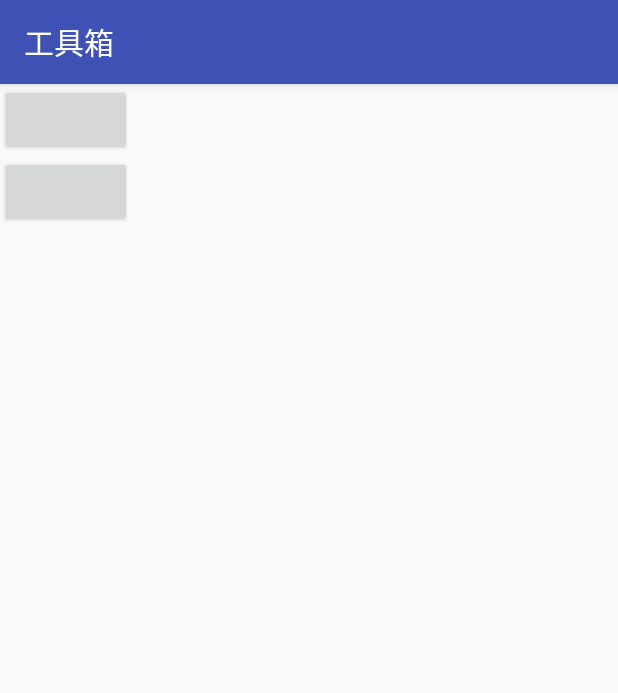
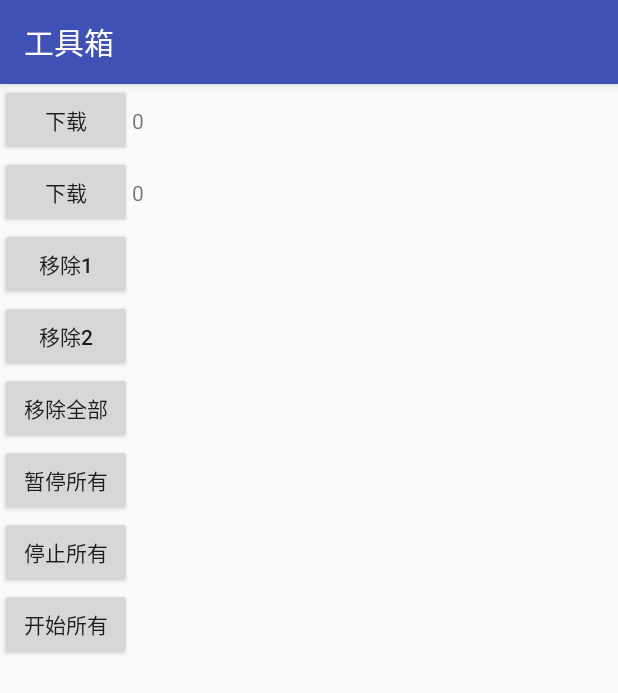
Before and after one commit to mazdac/MyTool, an Android app: the screen it shows after launch (DownActivity), after a tap on "DOWN", on a phone screen of 412 x 824 dp. Shown: the top 693 px of the screen. Run offline under Robolectric (Android 15) with nearby library versions, the phone set to English and light mode, and no system bars; libraries missing offline, so code that uses them is left out: com.google.android.exoplayer.

Commit message:
download  添加 管理  暂停/开始/添加/获取/删除/

```diff
--- a/app/src/main/res/layout/activity_down.xml
+++ b/app/src/main/res/layout/activity_down.xml
@@ -15,7 +15,8 @@
             android:id="@+id/button1"
             android:layout_width="wrap_content"
             android:layout_height="wrap_content"
-            android:onClick="onClick" />
+            android:onClick="onClick"
+            android:text="下载" />
 
         <TextView
             android:id="@+id/text1"
@@ -31,7 +32,8 @@
             android:id="@+id/button2"
             android:layout_width="wrap_content"
             android:layout_height="wrap_content"
-            android:onClick="onClick" />
+            android:onClick="onClick"
+            android:text="下载" />
 
         <TextView
             android:id="@+id/text2"
@@ -39,4 +41,47 @@
             android:layout_height="wrap_content" />
     </LinearLayout>
 
+    <Button
+        android:id="@+id/remove1"
+        android:layout_width="wrap_content"
+        android:layout_height="wrap_content"
+        android:onClick="handle"
+        android:text="移除1" />
+
+    <Button
+        android:id="@+id/remove2"
+        android:layout_width="wrap_content"
+        android:layout_height="wrap_content"
+        android:onClick="handle"
+        android:text="移除2" />
+
+    <Button
+        android:id="@+id/removeall"
+        android:layout_width="wrap_content"
+        android:layout_height="wrap_content"
+        android:onClick="handle"
+        android:text="移除全部" />
+
+    <Button
+        android:id="@+id/pauseall"
+        android:layout_width="wrap_content"
+        android:layout_height="wrap_content"
+        android:onClick="handle"
+        android:text="暂停所有" />
+
+    <Button
+        android:id="@+id/stopall"
+        android:layout_width="wrap_content"
+        android:layout_height="wrap_content"
+        android:onClick="handle"
+        android:text="停止所有" />
+
+    <Button
+        android:id="@+id/startall"
+        android:layout_width="wrap_content"
+        android:layout_height="wrap_content"
+        android:onClick="handle"
+        android:text="开始所有" />
+
+
 </LinearLayout>
--- a/waterfairylib/src/main/java/com/waterfairy/retrofit/download/download2/DownloadManager.java
+++ b/waterfairylib/src/main/java/com/waterfairy/retrofit/download/download2/DownloadManager.java
@@ -1,19 +1,42 @@
 package com.waterfairy.retrofit.download.download2;
 
+import java.util.ArrayList;
 import java.util.HashMap;
+import java.util.Iterator;
+import java.util.List;
+import java.util.Set;
 
 /**
  * Created by shui on 2017/5/6.
  */
 
 public class DownloadManager implements IDownloadManager {
-    private static final int REMOVE_ONE = 1;
-    private static final int REMOVE_ALL = 2;
-    private static final int START_ALL = 3;
-    private static final int PAUSE_ALL = 4;
-    private static final int STOP_ALL = 5;
-    private static DownloadManager DOWNLOAD_MANGER;
-    private HashMap<String, DownloadControl> controlHashMap;
+
+    //    针对每个control
+    public static final int START = 1;//开始
+    public static final int PAUSE = 2;//暂停
+    public static final int STOP = 3;//停止
+    public static final int CONTINUE = 4;//继续
+    public static final int FINISHED = 5;//完成
+
+    public static final int ERROR_NET = 6;//网络错误
+    public static final int ERROR_FILE_CREATE = 7;//文件创建失败
+    public static final int ERROR_FILE_SAVE = 8;//文件保存错误
+    public static final int ERROR_IS_DOWNLOADING = 9;//文件已在下载中
+    public static final int ERROR_HAS_FINISHED = 10;//文件已经下载完成
+    public static final int ERROR_HAS_STOP = 11;//文件下载已停止
+    //    针对所有
+    public static final int ERROR_NO_DOWNLOAD = 100;//没有下载任务
+    public static final int REMOVE = 101;//移除
+    public static final int REMOVE_ALL = 102;//全部移除
+    public static final int START_ALL = 103;//开始全部
+    public static final int PAUSE_ALL = 104;//暂停全部
+    public static final int STOP_ALL = 105;//停止全部
+
+
+    public static DownloadManager DOWNLOAD_MANGER;
+    public HashMap<String, DownloadControl> controlHashMap;
+    private OnAllHandleListener onAllHandleListener;
 
     private DownloadManager() {
 
@@ -35,7 +58,7 @@ public class DownloadManager implements IDownloadManager {
     public DownloadControl add(DownloadInfo downloadInfo) {
         if (downloadInfo == null) return null;
         DownloadControl downloadControl = get(downloadInfo.getUrl());
-        if (downloadControl == null) {
+        if (downloadControl == null || downloadInfo.getState() == DownloadInfo.STOP) {
             downloadControl = new DownloadControl(downloadInfo);
         }
         controlHashMap.put(downloadInfo.getUrl(), downloadControl);
@@ -43,7 +66,7 @@ public class DownloadManager implements IDownloadManager {
     }
 
     /**
-     * 添加下载
+     * 获取下载
      *
      * @param url
      * @return
@@ -61,73 +84,109 @@ public class DownloadManager implements IDownloadManager {
      * @param url
      */
     @Override
-    public void remove(String url) {
+    public boolean remove(String url) {
+        if (stop(url)) {
+            controlHashMap.remove(url);
+            return true;
+        }
+        return false;
+    }
+
+    public boolean stop(String url) {
         if (controlHashMap != null) {
             IDownloadControl iDownloadControl = controlHashMap.get(url);
             if (iDownloadControl != null) {
                 iDownloadControl.stop();
-                controlHashMap.remove(url);
+                return true;
             }
         }
+        return false;
     }
 
     /**
-     * 移除下载
+     * 移除所有下载
      */
     @Override
-    public void removeAll() {
+    public boolean removeAll() {
         if (controlHashMap != null) {
-            for (String url : controlHashMap.keySet()) {
-                remove(url);
+            if (controlHashMap.size() == 0) {
+                if (onAllHandleListener != null) onAllHandleListener.onAllHandle(ERROR_NO_DOWNLOAD);
+                return false;
             }
+            Set<String> strings = controlHashMap.keySet();
+            List<String> keyList = new ArrayList<>();
+            for (String string : strings) {
+                if (stop(string)) {
+                    keyList.add(string);
+                }
+            }
+            for (int i = 0; i < keyList.size(); i++) {
+                controlHashMap.remove(keyList.get(i));
+            }
+            if (onAllHandleListener != null) onAllHandleListener.onAllHandle(REMOVE_ALL);
+        } else {
+            return false;
         }
+        return true;
     }
 
     /**
-     * 暂停下载
+     * 暂停所有下载
      */
     @Override
-    public void pauseAll() {
-        if (controlHashMap != null) {
-            for (String url : controlHashMap.keySet()) {
-                IDownloadControl iDownloadControl = controlHashMap.get(url);
-                if (iDownloadControl != null) {
-                    iDownloadControl.pause();
-                }
-            }
-        }
-
+    public boolean pauseAll() {
+        return handle(PAUSE_ALL);
     }
 
     /**
-     * 停止下载
+     * 停止所有下载
      */
     @Override
-    public void stopAll() {
-        if (controlHashMap != null) {
-            for (String url : controlHashMap.keySet()) {
-                IDownloadControl iDownloadControl = controlHashMap.get(url);
-                if (iDownloadControl != null) {
-                    iDownloadControl.stop();
-                }
-            }
-        }
+    public boolean stopAll() {
+        return handle(STOP_ALL);
     }
 
     /**
-     *
+     * 开始所有下载
      */
     @Override
-    public void startAll() {
+    public boolean startAll() {
+        return handle(START_ALL);
+    }
+
+    public interface OnAllHandleListener {
+        void onAllHandle(int code);
+    }
+
+    public void setOnAllHandleListener(OnAllHandleListener onAllHandleListener) {
+        this.onAllHandleListener = onAllHandleListener;
+    }
+
+    private boolean handle(int code) {
         if (controlHashMap != null) {
-            for (String url : controlHashMap.keySet()) {
-                IDownloadControl iDownloadControl = controlHashMap.get(url);
-                if (iDownloadControl != null) {
-                    iDownloadControl.start();
+            if (controlHashMap.size() == 0) {
+                if (onAllHandleListener != null) onAllHandleListener.onAllHandle(ERROR_NO_DOWNLOAD);
+                return false;
+            }
+            Set<String> strings = controlHashMap.keySet();
+            for (String string : strings) {
+                IDownloadControl iDownloadControl = controlHashMap.get(string);
+                switch (code) {
+                    case START_ALL:
+                        iDownloadControl.start();
+                        break;
+                    case STOP_ALL:
+                        iDownloadControl.stop();
+                        break;
+                    case PAUSE_ALL:
+                        iDownloadControl.pause();
+                        break;
                 }
             }
+            if (onAllHandleListener != null) onAllHandleListener.onAllHandle(code);
+            return true;
+        } else {
+            return false;
         }
     }
-
-
 }
--- a/waterfairylib/src/main/java/com/waterfairy/retrofit/download/download2/IDownloadManager.java
+++ b/waterfairylib/src/main/java/com/waterfairy/retrofit/download/download2/IDownloadManager.java
@@ -12,42 +12,41 @@ public interface IDownloadManager {
      * @return
      */
     DownloadControl add(DownloadInfo downloadInfo);
+
     /**
-     * 添加下载
+     * 获取下载
      *
      * @param url
      * @return
      */
     DownloadControl get(String url);
+
     /**
      * 移除下载
      *
      * @param url
      */
-    void remove(String url);
+    boolean remove(String url);
 
     /**
-     * 移除下载
+     * 移除所有下载
      */
-
-    void removeAll();
+    boolean removeAll();
 
     /**
-     * 暂停下载
+     * 暂停所有下载
      */
-
-    void pauseAll();
+    boolean pauseAll();
 
     /**
-     * 停止下载
+     * 停止所有下载
      */
-
-    void stopAll();
+    boolean stopAll();
 
     /**
-     *
+     * 开始所有下载
      */
-    void startAll();
+    boolean startAll();
 
 
 }
--- a/waterfairylib/src/main/java/com/waterfairy/retrofit/download/download2/OnDownloadListener.java
+++ b/waterfairylib/src/main/java/com/waterfairy/retrofit/download/download2/OnDownloadListener.java
@@ -5,11 +5,10 @@ package com.waterfairy.retrofit.download.download2;
  */
 
 public interface OnDownloadListener {
-    void onStartDownload();
 
     void onDownloading(boolean done, long total, long current);
 
-    void onError(String msg);
+    void onError(int code);
 
-    void onContinue();
+    void onChange(int code);
 }
```
Also changed, not shown: app/src/main/java/com/waterfairy/tool/rxjava/retrofit/down/DownActivity.java (+99 -29 lines), waterfairylib/src/main/java/com/waterfairy/retrofit/download/download2/DownloadControl.java (+30 -9 lines), waterfairylib/src/main/java/com/waterfairy/retrofit/download/download2/FileWriter.java (+4 -6 lines).
